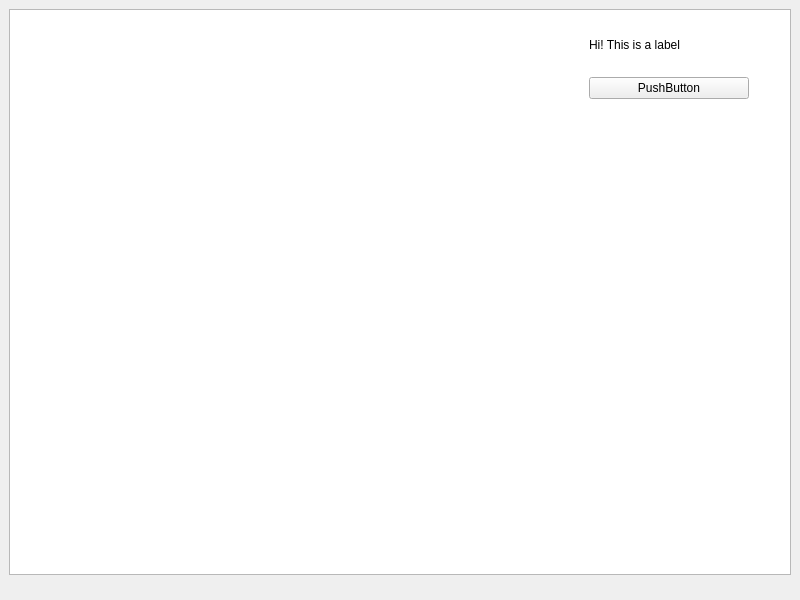
Old version of the form game/editor/mainwindow.ui in the repository ivanGrzegorczyk/TP-Final-Dune-Grupo-1.
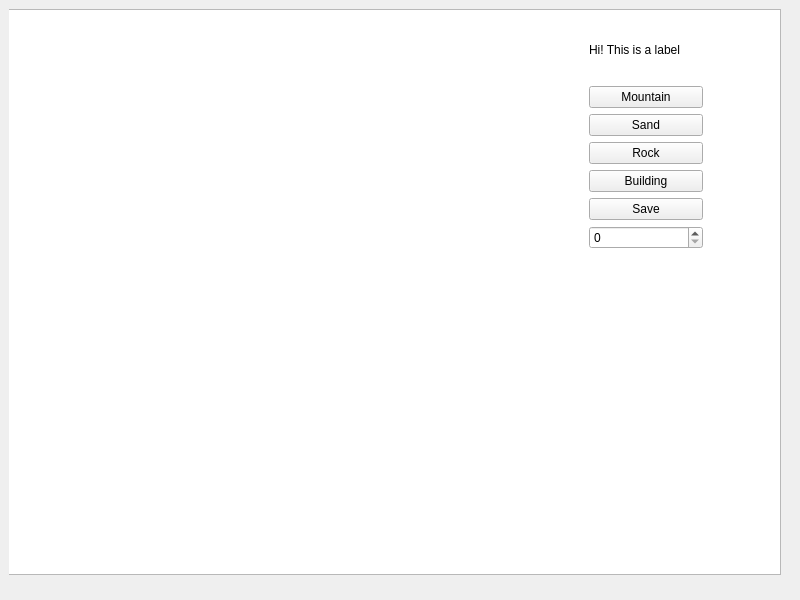
New version of the form.

Commit message: many texture buttons

```diff
--- a/game/editor/mainwindow.ui
+++ b/game/editor/mainwindow.ui
@@ -23,7 +23,7 @@
       <widget class="QGraphicsView" name="view">
        <property name="geometry">
         <rect>
-         <x>0</x>
+         <x>-10</x>
          <y>0</y>
          <width>782</width>
          <height>566</height>
@@ -38,8 +38,8 @@
         <rect>
          <x>580</x>
          <y>10</y>
-         <width>160</width>
-         <height>80</height>
+         <width>114</width>
+         <height>230</height>
         </rect>
        </property>
        <layout class="QVBoxLayout" name="button_container">
@@ -53,10 +53,41 @@
         <item>
          <widget class="QPushButton" name="edit_button">
           <property name="text">
-           <string>PushButton</string>
+           <string>Mountain</string>
           </property>
          </widget>
         </item>
+        <item>
+         <widget class="QPushButton" name="edit_button_2">
+          <property name="text">
+           <string>Sand</string>
+          </property>
+         </widget>
+        </item>
+        <item>
+         <widget class="QPushButton" name="edit_button_3">
+          <property name="text">
+           <string>Rock</string>
+          </property>
+         </widget>
+        </item>
+        <item>
+         <widget class="QPushButton" name="edit_button_4">
+          <property name="text">
+           <string>Building</string>
+          </property>
+         </widget>
+        </item>
+        <item>
+         <widget class="QPushButton" name="edit_button_5">
+          <property name="text">
+           <string>Save</string>
+          </property>
+         </widget>
+        </item>
+        <item>
+         <widget class="QSpinBox" name="spinBox"/>
+        </item>
        </layout>
       </widget>
      </widget>
```
Left out of the diff: 4 changed lines with no effect on the pictures. The commit also changes 1 other file.
